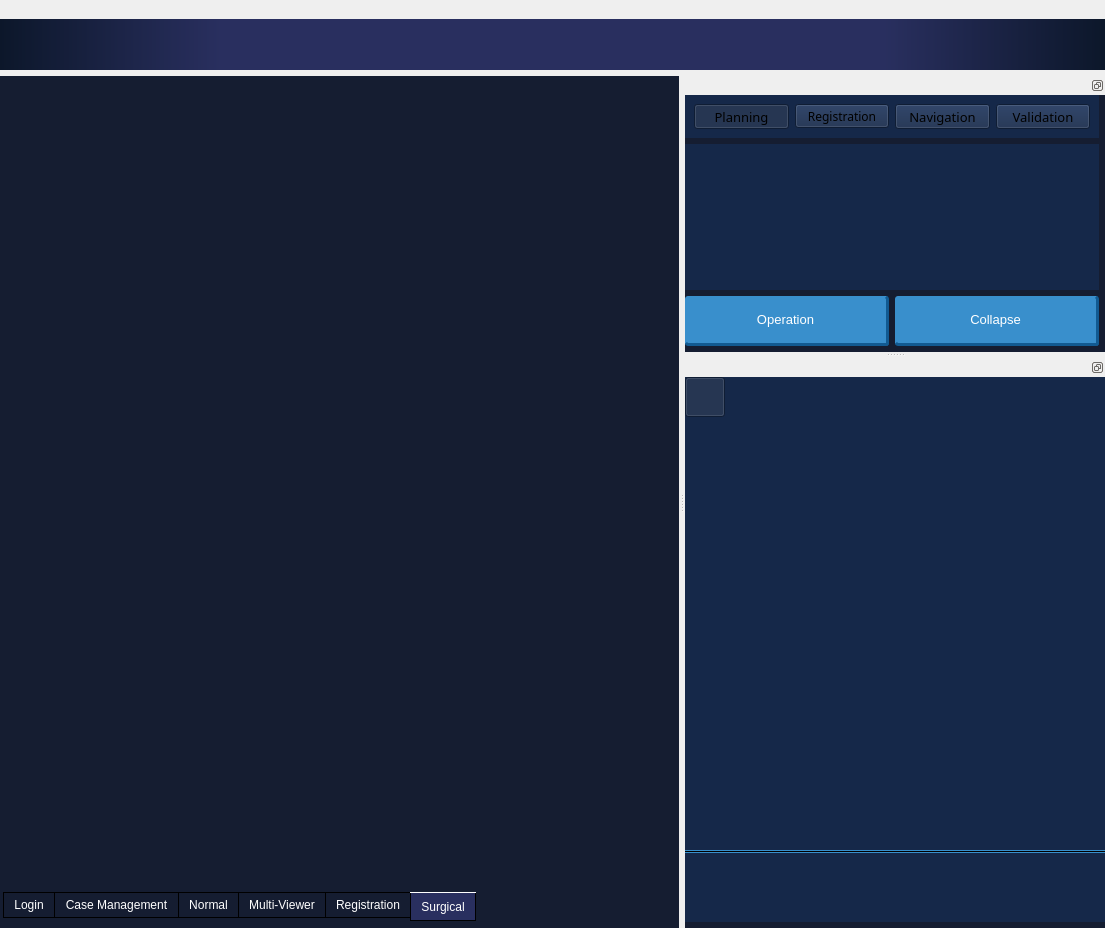
First picture: the form in Apps/Dental/view/SCBDentalMainWindow.ui, repository wuzhuobin/MITK-Project, before the edit.
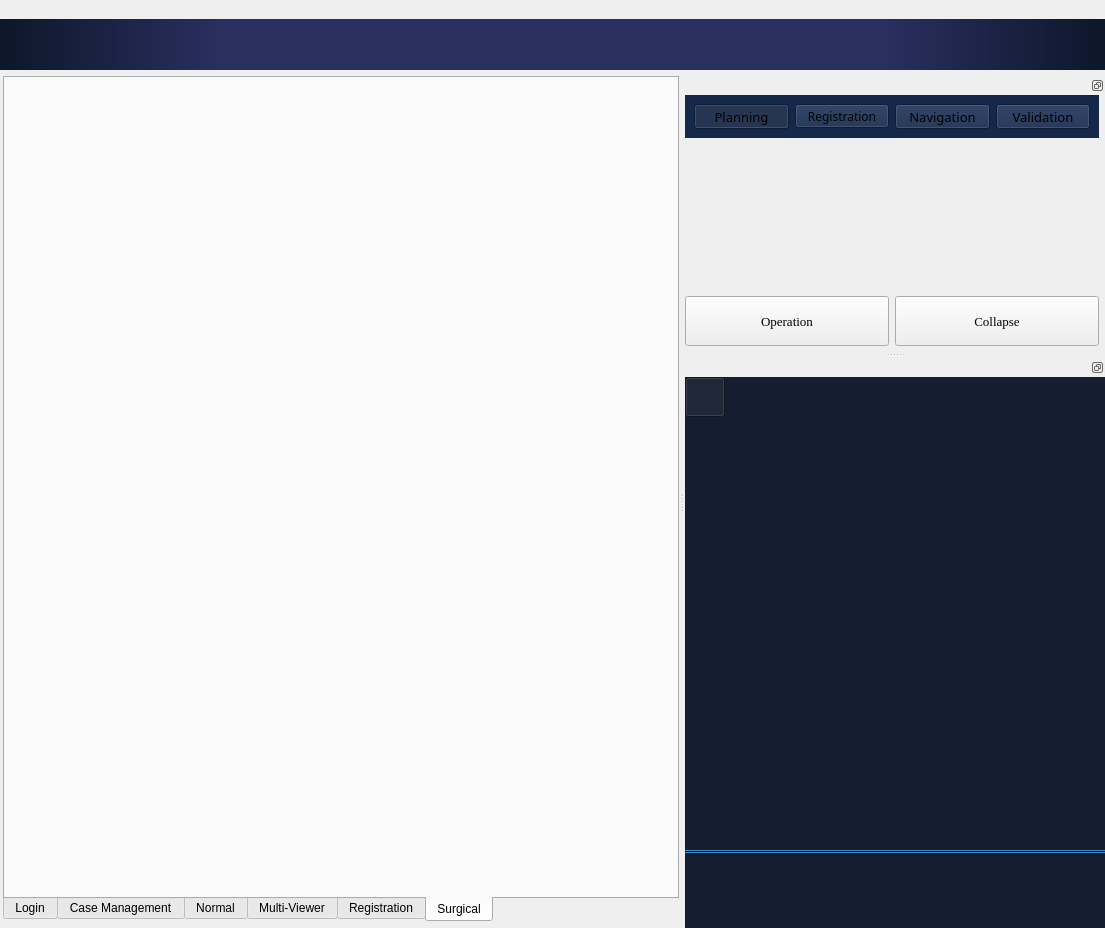
Second picture: the form after the edit. The open tabs and pages were chosen to show the change. Icons and pictures are not drawn. Custom widgets are drawn as their Qt base class.

Commit message: Add button to show bone

```diff
--- a/Apps/Dental/view/SCBDentalMainWindow.ui
+++ b/Apps/Dental/view/SCBDentalMainWindow.ui
@@ -30,9 +30,6 @@
    <set>QMainWindow::AllowNestedDocks|QMainWindow::AnimatedDocks</set>
   </property>
   <widget class="QWidget" name="centralwidget">
-   <property name="styleSheet">
-    <string notr="true">background-color: #151d31;</string>
-   </property>
    <layout class="QVBoxLayout" name="verticalLayout_2">
     <property name="leftMargin">
      <number>3</number>
@@ -48,86 +45,6 @@
     </property>
     <item>
      <widget class="QTabWidget" name="tabWidgetCentral">
-      <property name="styleSheet">
-       <string notr="true">QTabWidget::pane { 
- border: 1px solid #151d31; 
- background: #151d31; 
- } 
-
-QTabWidget{  
- background: #151d31; 
- } 
-
-   QTabWidget::tab-bar:top { 
- top: 1px; 
- } 
-   QTabWidget::tab-bar:bottom { 
- bottom: 1px; 
- } 
-   QTabWidget::tab-bar:left { 
- right: 1px; 
- } 
-   QTabWidget::tab-bar:right { 
- left: 1px; 
- } 
-   QTabBar::tab { 
- border: 1px solid black; 
- } 
-   QTabBar::tab:selected { 
- background: #292f5f; 
- color:white;
- } 
-   QTabBar::tab:!selected { 
- background: 0c172a;
- color:white; 
- } 
-   QTabBar::tab:!selected:hover { 
- background: #152849; 
- color:white;
- } 
-   QTabBar::tab:top:!selected { 
- margin-top: 3px; 
- } 
-   QTabBar::tab:bottom:!selected { 
- margin-bottom: 3px; 
- } 
-   QTabBar::tab:top, QTabBar::tab:bottom { 
- min-width: 8ex; 
- margin-right: -1px; 
- padding: 5px 10px 5px 10px; 
- } 
-   QTabBar::tab:top:selected { 
- border-bottom-color: none; 
- } 
-   QTabBar::tab:bottom:selected { 
- border-top-color: none; 
- } 
-   QTabBar::tab:top:last, QTabBar::tab:bottom:last, 
- QTabBar::tab:top:only-one, QTabBar::tab:bottom:only-one { 
- margin-right: 0; 
- } 
-   QTabBar::tab:left:!selected { 
- margin-right: 3px; 
- } 
-   QTabBar::tab:right:!selected { 
- margin-left: 3px; 
- } 
-   QTabBar::tab:left, QTabBar::tab:right { 
- min-height: 8ex; 
- margin-bottom: -1px; 
- padding: 10px 5px 10px 5px; 
- } 
-   QTabBar::tab:left:selected { 
- border-left-color: none; 
- } 
-   QTabBar::tab:right:selected { 
- border-right-color: none; 
- } 
-   QTabBar::tab:left:last, QTabBar::tab:right:last, 
- QTabBar::tab:left:only-one, QTabBar::tab:right:only-one { 
- margin-bottom: 0; 
- } </string>
-      </property>
       <property name="tabPosition">
        <enum>QTabWidget::South</enum>
       </property>
@@ -279,9 +196,6 @@
      <pointsize>10</pointsize>
     </font>
    </property>
-   <property name="styleSheet">
-    <string notr="true">QWidget{background-color: #151d31;}</string>
-   </property>
    <property name="floating">
     <bool>false</bool>
    </property>
@@ -527,12 +441,6 @@
          <height>16777215</height>
         </size>
        </property>
-       <property name="styleSheet">
-        <string notr="true">QWidget{
-background-color: #152849;
-/*border-radius: 10px;*/
-}</string>
-       </property>
       </widget>
      </item>
      <item>
@@ -550,41 +458,6 @@
            <pointsize>10</pointsize>
           </font>
          </property>
-         <property name="styleSheet">
-          <string notr="true">QPushButton{
-padding:7px 20px 7px 20px;
-outline:none;
-background-color: #398fcc;
-border-radius:3px; 
-border-top: none;
-border-left: none;
-border-right: 3px  solid #125a91;
-border-bottom: 3px  solid #125a91;
-color:rgb(255, 255, 255);
-}
-
-QPushButton:hover{ 
-background-color:#2fa2f4; 
-color: white; 
-}
-
-QPushButton:pressed
-{ 
-background-color: #398fcc;
-border:none;
-}
-
-QPushButton:checked
-{ 
-padding:7px 20px 7px 20px;
-background-color: #2fa2f4;
-border-top: none;
-border-left: none;
-border-right: 3px  solid #2fa2f4;
-border-bottom: 3px  solid #2fa2f4;
-font:bold;
-}</string>
-         </property>
          <property name="text">
           <string>Operation</string>
          </property>
@@ -609,41 +482,6 @@
            <pointsize>10</pointsize>
           </font>
          </property>
-         <property name="styleSheet">
-          <string notr="true">QPushButton{
-padding:7px 20px 7px 20px;
-outline:none;
-background-color: #398fcc;
-border-radius:3px; 
-border-top: none;
-border-left: none;
-border-right: 3px  solid #125a91;
-border-bottom: 3px  solid #125a91;
-color:rgb(255, 255, 255);
-}
-
-QPushButton:hover{ 
-background-color:#2fa2f4; 
-color: white; 
-}
-
-QPushButton:pressed
-{ 
-background-color: #398fcc;
-border:none;
-}
-
-QPushButton:checked
-{ 
-padding:7px 20px 7px 20px;
-background-color: #2fa2f4;
-border-top: none;
-border-left: none;
-border-right: 3px  solid #2fa2f4;
-border-bottom: 3px  solid #2fa2f4;
-font:bold;
-}</string>
-         </property>
          <property name="text">
           <string>Collapse</string>
          </property>
@@ -704,13 +542,6 @@
      </property>
      <item>
       <widget class="QWidget" name="widget" native="true">
-       <property name="styleSheet">
-        <string notr="true">QWidget{
-background-color: #152849;
-/*border-radius: 10px;*/
-}
-</string>
-       </property>
        <layout class="QVBoxLayout" name="verticalLayout_7">
         <property name="spacing">
          <number>3</number>
```
Left out of the diff: 44 changed lines with no effect on the pictures. The commit also changes 5 other files.
